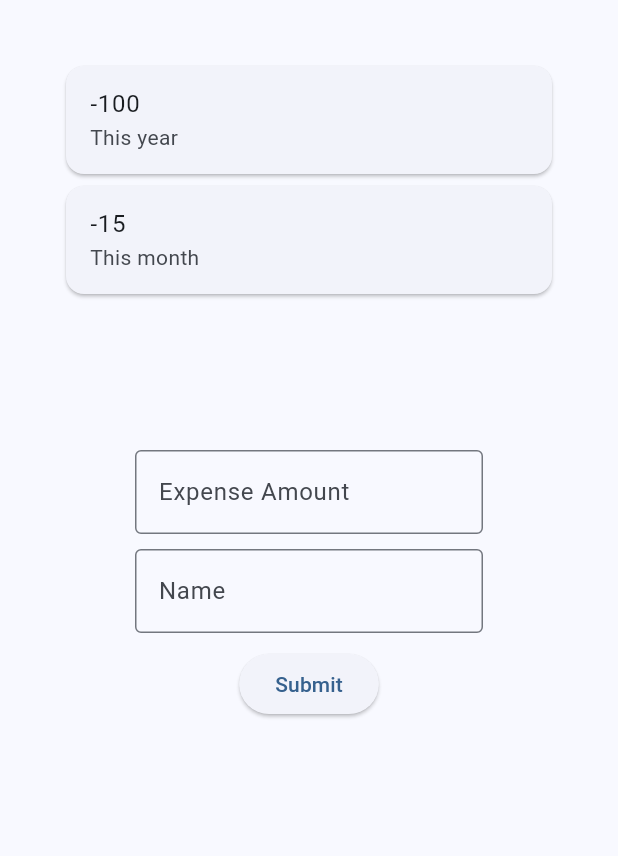
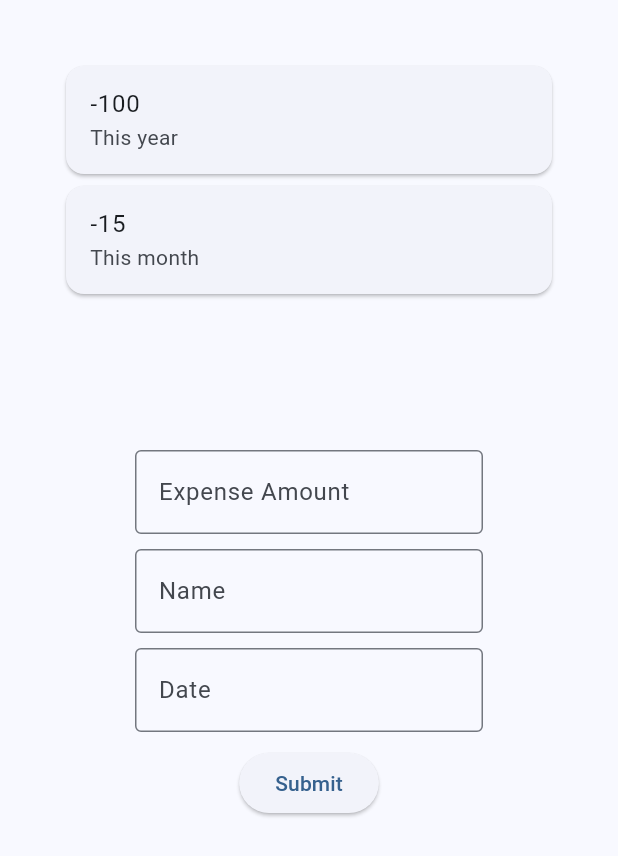
Before and after one commit to emhofer/Emu, a Flutter app: the screen it shows after launch, on a phone screen of 412 x 824 dp. Shown: the top 856 px of the screen. Run offline on Flutter 3.47's test engine with Material 2 defaults, Android fonts, the phone set to English and light mode, and no system bars; our stand-ins replace firebase_core; accounts and stored records are empty.

Commit message:
added date selector

```diff
--- /dev/null
+++ b/lib/form.dart
@@ -0,0 +1,75 @@
+import 'package:flutter/material.dart';
+import 'package:intl/intl.dart';
+
+class ExpenseForm extends StatefulWidget {
+  const ExpenseForm({super.key});
+
+  @override
+  State<ExpenseForm> createState() => _ExpenseFormState();
+}
+
+class _ExpenseFormState extends State<ExpenseForm> {
+  TextEditingController _dateController = TextEditingController();
+
+  @override
+  void dispose() {
+    _dateController.dispose();
+    super.dispose();
+  }
+
+  Future<void> _selectDate(BuildContext context) async {
+    final DateTime? picked = await showDatePicker(
+      context: context,
+      initialDate: DateTime.now(),
+      firstDate: DateTime(1900),
+      lastDate: DateTime(2101),
+    );
+
+    if (picked != null && picked != _dateController) {
+      String formattedDate = DateFormat('yyyy-MM-dd').format(picked);
+      setState(() {
+        _dateController = TextEditingController(text: formattedDate);
+      });
+    }
+  }
+
+  @override
+  Widget build(BuildContext context) {
+    return Form(
+        child: Column(
+      children: [
+        Padding(
+            padding: const EdgeInsets.symmetric(horizontal: 50),
+            child: TextFormField(
+                keyboardType: TextInputType.number,
+                textAlign: TextAlign.center,
+                decoration: const InputDecoration(
+                  labelText: 'Expense Amount',
+                  border: OutlineInputBorder(),
+                ))),
+        Padding(
+            padding: const EdgeInsets.only(left: 50, right: 50, top: 10),
+            child: TextFormField(
+                textAlign: TextAlign.center,
+                decoration: const InputDecoration(
+                    labelText: 'Name', border: OutlineInputBorder()))),
+        Padding(
+            padding: const EdgeInsets.only(left: 50, right: 50, top: 10),
+            child: TextFormField(
+              controller: _dateController,
+              textAlign: TextAlign.center,
+              readOnly: true,
+              decoration: const InputDecoration(
+                  labelText: 'Date', border: OutlineInputBorder()),
+              onTap: () async {
+                _selectDate(context);
+              },
+            )),
+        Padding(
+          padding: const EdgeInsets.all(10),
+          child: ElevatedButton(onPressed: () {}, child: Text("Submit")),
+        )
+      ],
+    ));
+  }
+}
--- a/lib/main.dart
+++ b/lib/main.dart
@@ -1,6 +1,7 @@
 import 'package:flutter/material.dart';
 import 'package:firebase_core/firebase_core.dart';
 import 'firebase_options.dart';
+import 'form.dart';
 
 void main() async {
   WidgetsFlutterBinding.ensureInitialized();
@@ -78,33 +79,7 @@ class _MyHomePageState extends State<MyHomePage> {
                 const SizedBox(
                   height: 100,
                 ),
-                Form(
-                    child: Column(
-                  children: [
-                    Padding(
-                        padding: const EdgeInsets.symmetric(horizontal: 50),
-                        child: TextFormField(
-                            keyboardType: TextInputType.number,
-                            textAlign: TextAlign.center,
-                            decoration: const InputDecoration(
-                              labelText: 'Expense Amount',
-                              border: OutlineInputBorder(),
-                            ))),
-                    Padding(
-                        padding:
-                            const EdgeInsets.only(left: 50, right: 50, top: 10),
-                        child: TextFormField(
-                            textAlign: TextAlign.center,
-                            decoration: const InputDecoration(
-                                labelText: 'Name',
-                                border: OutlineInputBorder()))),
-                    Padding(
-                      padding: EdgeInsets.all(10),
-                      child: ElevatedButton(
-                          onPressed: () {}, child: Text("Submit")),
-                    )
-                  ],
-                )),
+                ExpenseForm(),
                 Spacer()
               ],
             )),
```
Also changed, not shown: pubspec.yaml (+3 -4 lines).
